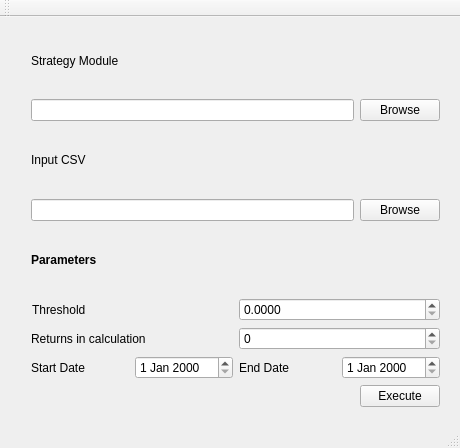
The window that GUI1-Merge_of_death/mainwindow.ui (mobeigi/Algorithmic-Trading) describes before a commit, drawn with Qt 5.
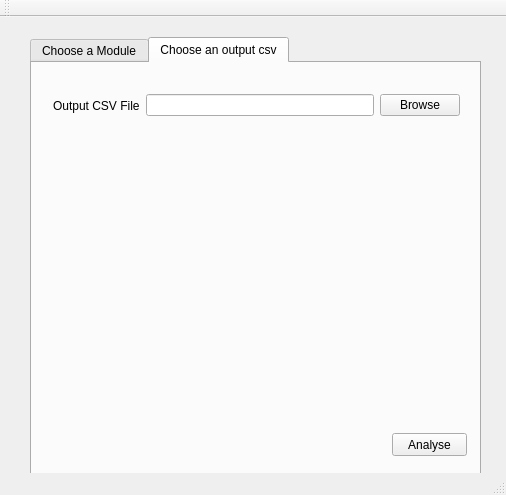
The same window after the commit. The open tabs and pages were chosen to show the change.

The edit to the form file:
```diff
--- a/GUI1-Merge_of_death/mainwindow.ui
+++ b/GUI1-Merge_of_death/mainwindow.ui
@@ -6,8 +6,8 @@
    <rect>
     <x>0</x>
     <y>0</y>
-    <width>460</width>
-    <height>448</height>
+    <width>506</width>
+    <height>495</height>
    </rect>
   </property>
   <property name="sizePolicy">
@@ -20,11 +20,27 @@
    <string>MainWindow</string>
   </property>
   <widget class="QWidget" name="centralWidget">
+   <widget class="QTabWidget" name="analysis_prep">
+    <property name="geometry">
+     <rect>
+      <x>30</x>
+      <y>20</y>
+      <width>451</width>
+      <height>441</height>
+     </rect>
+    </property>
+    <property name="currentIndex">
+     <number>0</number>
+    </property>
+    <widget class="QWidget" name="widget">
+     <attribute name="title">
+      <string>Choose a Module</string>
+     </attribute>
    <widget class="QWidget" name="verticalLayoutWidget">
     <property name="geometry">
      <rect>
-      <x>20</x>
-      <y>0</y>
+        <x>10</x>
+        <y>10</y>
       <width>431</width>
       <height>401</height>
      </rect>
@@ -176,11 +192,83 @@
      </item>
     </layout>
    </widget>
-   <zorder>verticalLayoutWidget</zorder>
-   <zorder>threshold_label</zorder>
-   <zorder>verticalLayoutWidget</zorder>
-   <zorder>strategy_module_label</zorder>
-   <zorder>strategy_module_label</zorder>
+    </widget>
+    <widget class="QWidget" name="tab_2">
+     <attribute name="title">
+      <string>Choose an output csv</string>
+     </attribute>
+     <widget class="QWidget" name="layoutWidget">
+      <property name="geometry">
+       <rect>
+        <x>10</x>
+        <y>20</y>
+        <width>429</width>
+        <height>45</height>
+       </rect>
+      </property>
+      <layout class="QHBoxLayout" name="strategyModuleLayout_2">
+       <item>
+        <widget class="QLabel" name="outputcsv_label">
+         <property name="text">
+          <string>Output CSV File</string>
+         </property>
+        </widget>
+       </item>
+       <item>
+        <widget class="QLineEdit" name="output_csv_location"/>
+       </item>
+       <item>
+        <widget class="QPushButton" name="browse_outputcsv">
+         <property name="enabled">
+          <bool>true</bool>
+         </property>
+         <property name="text">
+          <string>Browse</string>
+         </property>
+        </widget>
+       </item>
+      </layout>
+     </widget>
+     <widget class="QPushButton" name="analyse_button">
+      <property name="geometry">
+       <rect>
+        <x>360</x>
+        <y>370</y>
+        <width>75</width>
+        <height>23</height>
+       </rect>
+      </property>
+      <property name="text">
+       <string>Analyse</string>
+      </property>
+     </widget>
+     <widget class="QWidget" name="horizontalLayoutWidget">
+      <property name="geometry">
+       <rect>
+        <x>10</x>
+        <y>60</y>
+        <width>431</width>
+        <height>41</height>
+       </rect>
+      </property>
+      <layout class="QHBoxLayout" name="horizontalLayout">
+       <item>
+        <widget class="QLabel" name="output_csv_valid">
+         <property name="autoFillBackground">
+          <bool>false</bool>
+         </property>
+         <property name="styleSheet">
+          <string notr="true">color: rgb(255, 0, 0);</string>
+         </property>
+         <property name="text">
+          <string/>
+         </property>
+        </widget>
+       </item>
+      </layout>
+     </widget>
+    </widget>
+   </widget>
   </widget>
   <widget class="QToolBar" name="mainToolBar">
    <attribute name="toolBarArea">
```
Left out of the diff: 1 changed line with no effect on the pictures. Lines whose indentation alone changed are shown as unchanged.
